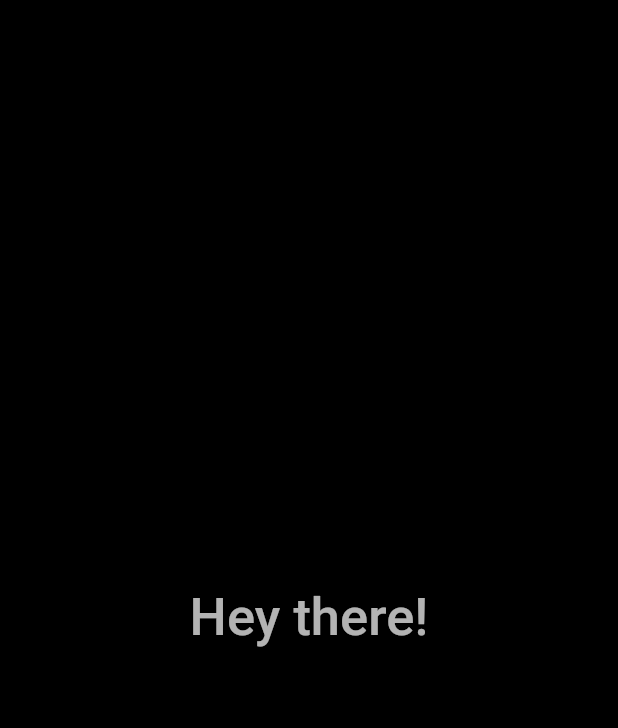
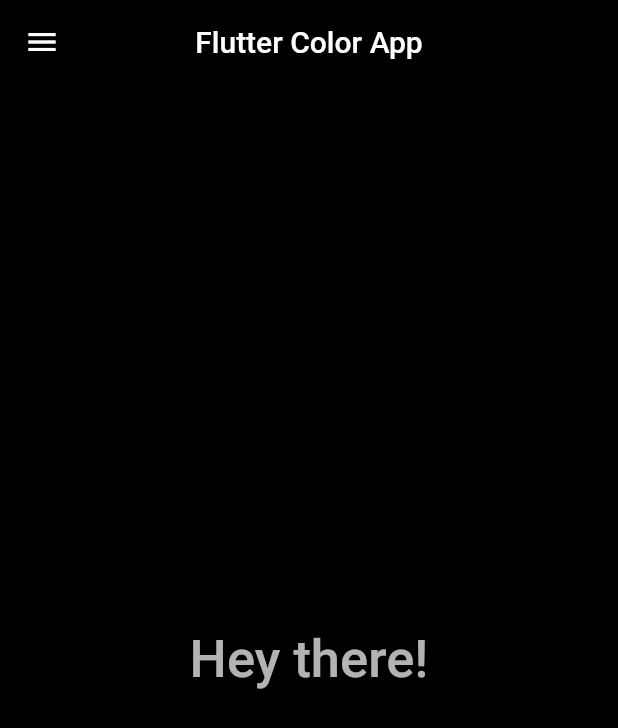
Before and after one commit to glowbowl/flutter-color_changing-app, a Flutter app: the screen it shows after launch, on a phone screen of 412 x 824 dp. Shown: the top 728 px of the screen. Run offline on Flutter 3.47's test engine with Material 2 defaults, Android fonts, the phone set to English and light mode, and no system bars.

Commit message:
Reworked + added new featrs

```diff
--- a/lib/main.dart
+++ b/lib/main.dart
@@ -11,18 +11,24 @@ class MyApp extends StatelessWidget {
       theme: ThemeData(
         fontFamily: 'Roboto',
       ),
-      home: MyHomePage(),
+      home: MyHomePage(title: 'Flutter Color App'),
     );
   }
 }
 
 class MyHomePage extends StatefulWidget {
-  MyHomePage() : super();
+  MyHomePage({Key key, this.title}) : super(key: key);
+
+  final String title;
+
   @override
   _MyHomePageState createState() => _MyHomePageState();
 }
 
+
+
 class _MyHomePageState extends State<MyHomePage> {
+
   Color changedColor = Colors.black;
 
   void changeColor() {
@@ -34,10 +40,85 @@ class _MyHomePageState extends State<MyHomePage> {
         });
       }
 
+  Widget _buildAboutText() {
+    return new RichText(
+      text: new TextSpan(
+        text: 'Simple Flutter Color Changin App developed by Vlad Lyashko as a test task for Solid Software.',
+        style: const TextStyle(color: Colors.black),
+      ),
+    );
+  }
+
+  Widget _buildAboutDialog(BuildContext context) {
+    return new AlertDialog(
+      title: const Text('About App'),
+      content: new Column(
+        mainAxisSize: MainAxisSize.min,
+        crossAxisAlignment: CrossAxisAlignment.start,
+        children: <Widget>[
+          _buildAboutText(),
+        ],
+      ),
+      actions: <Widget>[
+        new FlatButton(
+          onPressed: () {
+            Navigator.of(context).pop();
+          },
+          textColor: Theme.of(context).primaryColor,
+          child: const Text('Okay!'),
+        ),
+      ],
+    );
+  }
+
   @override
   Widget build(BuildContext context) {
-      return
-        GestureDetector(
+      return Scaffold(
+        appBar: AppBar(
+        title: Text(widget.title),
+        backgroundColor: changedColor,
+        centerTitle: true,
+        // brightness: Brightness.dark,
+        ),
+        drawer: Drawer(
+          child: ListView(
+            padding: EdgeInsets.zero,
+            children: <Widget>[
+              DrawerHeader(
+                decoration: BoxDecoration(
+                  color: changedColor,
+                ),
+                child: Align(
+                  alignment: Alignment.center,
+                  child: Text(
+                    'Test App',
+                    textAlign: TextAlign.center,
+                    style: TextStyle(
+                      color: Colors.white,
+                      fontSize: 24,
+                    ),
+                  ),
+                ),
+              ),
+              Material(
+                child: new RaisedButton(
+                  child:ListTile(
+                    leading: Icon(Icons.info),
+                    title: Text('Information'),
+                  ),
+                  onPressed: () {
+                    showDialog(
+                      context: context,
+                      builder: (BuildContext context) => _buildAboutDialog(context),
+                    );
+                  },
+                ),
+              ),
+            ],
+          ),
+        ),
+        body: Center(
+         child: GestureDetector(
           child: Container(
             color: changedColor,
             alignment: Alignment.center,
@@ -47,6 +128,8 @@ class _MyHomePageState extends State<MyHomePage> {
             ),
           ),
         onTap: () {changeColor();},
+        ),
+      ),
     );
   }
 }
```
Lines whose indentation alone changed are shown as unchanged.
